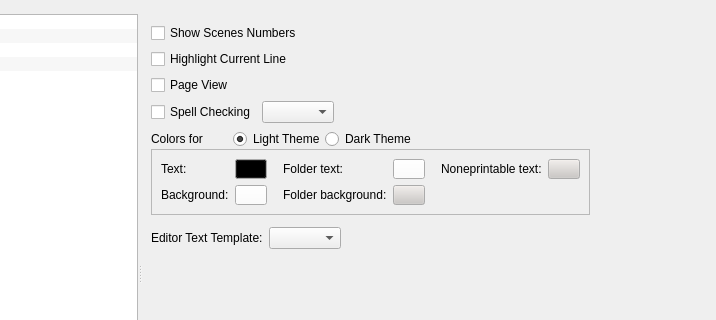
dimkanovikov/KITScenarist, file src/bin/Scenarist/UserInterfaceLayer/Settings/SettingsView.ui: the form before one commit; both pictures show x 162 to 878 and y 0 to 320 of the 878 by 546 pixel window.
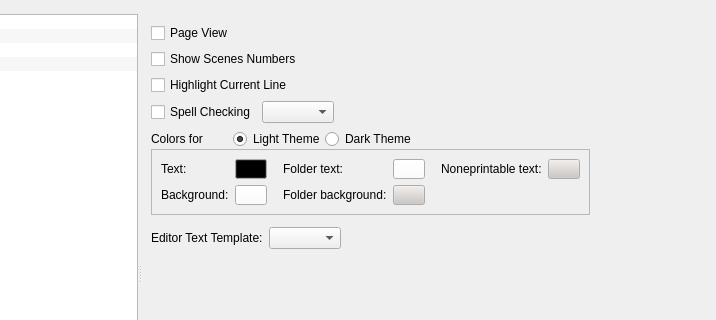
The form after the commit. Icons and pictures are not drawn. Custom widgets are drawn as their Qt base class.

Diff of the .ui file:
```diff
--- a/src/bin/Scenarist/UserInterfaceLayer/Settings/SettingsView.ui
+++ b/src/bin/Scenarist/UserInterfaceLayer/Settings/SettingsView.ui
@@ -322,14 +322,14 @@
                <item row="0" column="0">
                 <widget class="QWidget" name="scenarioEditPageWidget" native="true">
                  <layout class="QGridLayout" name="gridLayout_7">
-                  <item row="1" column="0">
+                  <item row="2" column="0">
                    <widget class="QCheckBox" name="showScenesNumbersInEditor">
                     <property name="text">
                      <string>Show Scenes Numbers</string>
                     </property>
                    </widget>
                   </item>
-                  <item row="9" column="0">
+                  <item row="10" column="0">
                    <spacer name="verticalSpacer">
                     <property name="orientation">
                      <enum>Qt::Vertical</enum>
@@ -342,7 +342,14 @@
                     </property>
                    </spacer>
                   </item>
-                  <item row="5" column="0">
+                  <item row="3" column="0">
+                   <widget class="QCheckBox" name="highlightCurrentLine">
+                    <property name="text">
+                     <string>Highlight Current Line</string>
+                    </property>
+                   </widget>
+                  </item>
+                  <item row="6" column="0">
                    <layout class="QVBoxLayout" name="verticalLayout_3">
                     <property name="spacing">
                      <number>0</number>
@@ -1217,14 +1224,7 @@
                     </item>
                    </layout>
                   </item>
-                  <item row="3" column="0" colspan="2">
-                   <widget class="QCheckBox" name="pageView">
-                    <property name="text">
-                     <string>Page View</string>
-                    </property>
-                   </widget>
-                  </item>
-                  <item row="5" column="1" rowspan="2">
+                  <item row="6" column="1" rowspan="2">
                    <spacer name="horizontalSpacer_9">
                     <property name="orientation">
                      <enum>Qt::Horizontal</enum>
@@ -1237,10 +1237,10 @@
                     </property>
                    </spacer>
                   </item>
-                  <item row="2" column="0">
-                   <widget class="QCheckBox" name="highlightCurrentLine">
+                  <item row="1" column="0">
+                   <widget class="QCheckBox" name="pageView">
                     <property name="text">
-                     <string>Highlight Current Line</string>
+                     <string>Page View</string>
                     </property>
                    </widget>
                   </item>
```
Left out of the diff: 5 changed lines with no effect on the pictures.
